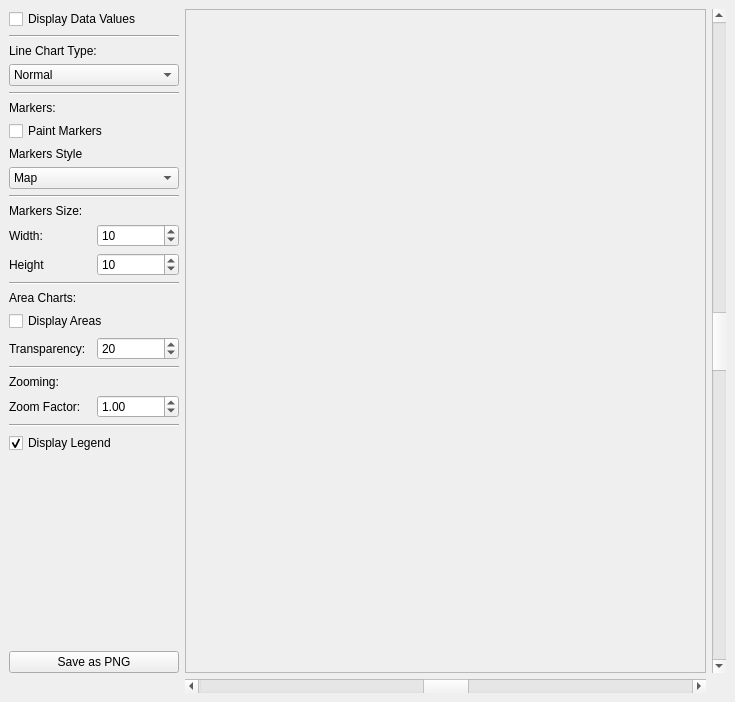
First picture: the form in examples/DrawIntoPainter/mainwindow.ui, repository KDAB/KDChart, before the edit.
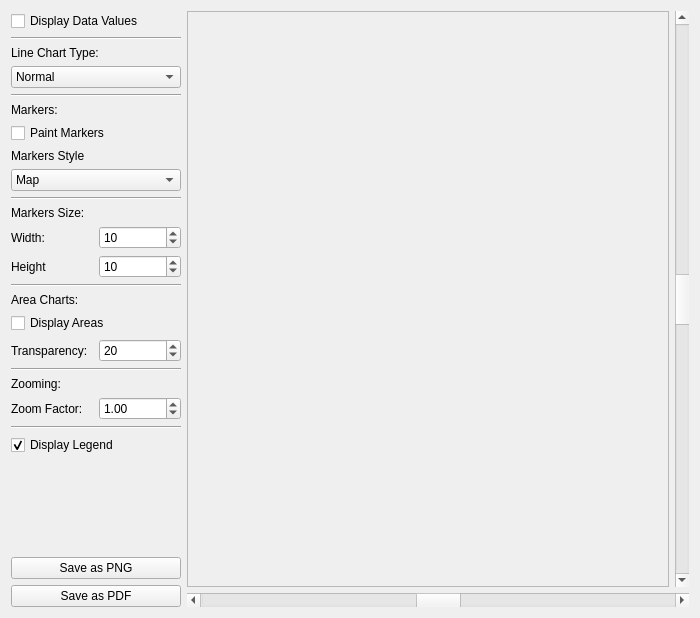
Second picture: the form after the edit. Icons and pictures are not drawn.

Commit message: extended DrawIntoPainter sample with a 'Save to PDF' button

Patch:
```diff
--- a/examples/DrawIntoPainter/mainwindow.ui
+++ b/examples/DrawIntoPainter/mainwindow.ui
@@ -1,12 +1,12 @@
 <ui version="4.0" >
  <class>MainWindow</class>
- <widget class="QWidget" name="MainWindow" >
-  <property name="geometry" >
+ <widget class="QWidget" name="MainWindow">
+  <property name="geometry">
    <rect>
     <x>0</x>
     <y>0</y>
-    <width>735</width>
-    <height>702</height>
+    <width>700</width>
+    <height>618</height>
    </rect>
   </property>
   <property name="windowTitle" >
@@ -15,111 +15,40 @@
   <property name="windowIcon" >
    <iconset/>
   </property>
-  <layout class="QGridLayout" >
-   <property name="margin" >
-    <number>9</number>
-   </property>
-   <property name="spacing" >
-    <number>6</number>
-   </property>
-   <item row="0" column="2" >
-    <widget class="QScrollBar" name="vSBar" >
-     <property name="maximum" >
-      <number>999</number>
-     </property>
-     <property name="singleStep" >
-      <number>10</number>
-     </property>
-     <property name="pageStep" >
-      <number>100</number>
-     </property>
-     <property name="value" >
-      <number>500</number>
-     </property>
-     <property name="orientation" >
-      <enum>Qt::Vertical</enum>
-     </property>
-    </widget>
-   </item>
-   <item row="1" column="1" >
-    <widget class="QScrollBar" name="hSBar" >
-     <property name="maximum" >
-      <number>999</number>
-     </property>
-     <property name="singleStep" >
-      <number>10</number>
-     </property>
-     <property name="pageStep" >
-      <number>100</number>
-     </property>
-     <property name="value" >
-      <number>500</number>
-     </property>
-     <property name="orientation" >
-      <enum>Qt::Horizontal</enum>
-     </property>
-    </widget>
-   </item>
-   <item row="0" column="1" >
-    <widget class="QSplitter" name="splitter" >
-     <property name="orientation" >
-      <enum>Qt::Horizontal</enum>
-     </property>
-     <widget class="QFrame" name="chartFrame" >
-      <property name="minimumSize" >
-       <size>
-        <width>300</width>
-        <height>400</height>
-       </size>
-      </property>
-      <property name="frameShape" >
-       <enum>QFrame::StyledPanel</enum>
-      </property>
-      <property name="frameShadow" >
-       <enum>QFrame::Raised</enum>
-      </property>
-     </widget>
-    </widget>
-   </item>
-   <item row="0" column="0" >
-    <layout class="QVBoxLayout" >
-     <property name="margin" >
-      <number>0</number>
-     </property>
-     <property name="spacing" >
-      <number>6</number>
-     </property>
+  <layout class="QHBoxLayout" name="horizontalLayout_2">
+   <item>
+    <layout class="QVBoxLayout" name="verticalLayout">
      <item>
-      <widget class="QCheckBox" name="paintValuesCB" >
-       <property name="text" >
+      <widget class="QCheckBox" name="paintValuesCB">
+       <property name="text">
         <string>Display Data Values</string>
        </property>
       </widget>
      </item>
      <item>
-      <widget class="Line" name="line_3" >
-       <property name="orientation" >
+      <widget class="Line" name="line_3">
+       <property name="orientation">
         <enum>Qt::Horizontal</enum>
        </property>
       </widget>
      </item>
      <item>
-      <layout class="QVBoxLayout" >
-       <property name="margin" >
-        <number>0</number>
-       </property>
-       <property name="spacing" >
+      <layout class="QVBoxLayout">
+       <property name="spacing">
         <number>6</number>
        </property>
+       <property name="margin">
+        <number>0</number>
+       </property>
        <item>
-        <widget class="QLabel" name="lineTypeLB" >
-         <property name="text" >
+        <widget class="QLabel" name="lineTypeLB">
+         <property name="text">
           <string>Line Chart Type:</string>
          </property>
         </widget>
        </item>
        <item>
-        <widget class="QComboBox" name="lineTypeCB" >
+        <widget class="QComboBox" name="lineTypeCB">
          <item>
           <property name="text" >
            <string>Normal</string>
@@ -140,43 +69,40 @@
       </layout>
      </item>
      <item>
-      <widget class="Line" name="line_2" >
-       <property name="orientation" >
+      <widget class="Line" name="line_2">
+       <property name="orientation">
         <enum>Qt::Horizontal</enum>
        </property>
       </widget>
      </item>
      <item>
-      <layout class="QVBoxLayout" >
-       <property name="margin" >
-        <number>0</number>
-       </property>
-       <property name="spacing" >
+      <layout class="QVBoxLayout">
+       <property name="spacing">
         <number>6</number>
        </property>
        <item>
-        <widget class="QLabel" name="markersLB" >
-         <property name="text" >
+        <widget class="QLabel" name="markersLB">
+         <property name="text">
           <string>Markers:</string>
          </property>
         </widget>
        </item>
        <item>
-        <widget class="QCheckBox" name="paintMarkersCB" >
-         <property name="text" >
+        <widget class="QCheckBox" name="paintMarkersCB">
+         <property name="text">
           <string>Paint Markers</string>
          </property>
         </widget>
        </item>
        <item>
-        <widget class="QLabel" name="markersStyleLB" >
-         <property name="text" >
+        <widget class="QLabel" name="markersStyleLB">
+         <property name="text">
           <string>Markers Style</string>
          </property>
         </widget>
        </item>
        <item>
-        <widget class="QComboBox" name="markersStyleCB" >
+        <widget class="QComboBox" name="markersStyleCB">
          <item>
           <property name="text" >
            <string>Map</string>
@@ -227,53 +153,44 @@
       </layout>
      </item>
      <item>
-      <widget class="Line" name="line_4" >
-       <property name="orientation" >
+      <widget class="Line" name="line_4">
+       <property name="orientation">
         <enum>Qt::Horizontal</enum>
        </property>
       </widget>
      </item>
      <item>
-      <layout class="QVBoxLayout" >
-       <property name="margin" >
-        <number>0</number>
-       </property>
-       <property name="spacing" >
+      <layout class="QVBoxLayout">
+       <property name="spacing">
         <number>6</number>
        </property>
        <item>
-        <widget class="QLabel" name="markersSizeLB" >
-         <property name="text" >
+        <widget class="QLabel" name="markersSizeLB">
+         <property name="text">
           <string>Markers Size:</string>
          </property>
         </widget>
        </item>
        <item>
-        <layout class="QHBoxLayout" >
-         <property name="margin" >
-          <number>0</number>
-         </property>
-         <property name="spacing" >
+        <layout class="QHBoxLayout">
+         <property name="spacing">
           <number>6</number>
          </property>
          <item>
-          <layout class="QVBoxLayout" >
-           <property name="margin" >
-            <number>0</number>
-           </property>
-           <property name="spacing" >
+          <layout class="QVBoxLayout">
+           <property name="spacing">
             <number>6</number>
            </property>
            <item>
-            <widget class="QLabel" name="markersWidthLB" >
-             <property name="text" >
+            <widget class="QLabel" name="markersWidthLB">
+             <property name="text">
               <string>Width:</string>
              </property>
             </widget>
            </item>
            <item>
-            <widget class="QLabel" name="markersHeightLB" >
-             <property name="text" >
+            <widget class="QLabel" name="markersHeightLB">
+             <property name="text">
               <string>Height</string>
              </property>
             </widget>
@@ -281,23 +198,20 @@
           </layout>
          </item>
          <item>
-          <layout class="QVBoxLayout" >
-           <property name="margin" >
-            <number>0</number>
-           </property>
-           <property name="spacing" >
+          <layout class="QVBoxLayout">
+           <property name="spacing">
             <number>6</number>
            </property>
            <item>
-            <widget class="QSpinBox" name="markersWidthSB" >
-             <property name="value" >
+            <widget class="QSpinBox" name="markersWidthSB">
+             <property name="value">
               <number>10</number>
              </property>
             </widget>
            </item>
            <item>
-            <widget class="QSpinBox" name="markersHeightSB" >
-             <property name="value" >
+            <widget class="QSpinBox" name="markersHeightSB">
+             <property name="value">
               <number>10</number>
              </property>
             </widget>
@@ -309,52 +223,46 @@
       </layout>
      </item>
      <item>
-      <widget class="Line" name="line_5" >
-       <property name="orientation" >
+      <widget class="Line" name="line_5">
+       <property name="orientation">
         <enum>Qt::Horizontal</enum>
        </property>
       </widget>
      </item>
      <item>
-      <layout class="QVBoxLayout" >
-       <property name="margin" >
-        <number>0</number>
-       </property>
-       <property name="spacing" >
+      <layout class="QVBoxLayout">
+       <property name="spacing">
         <number>6</number>
        </property>
        <item>
-        <widget class="QLabel" name="AreaChartLB" >
-         <property name="text" >
+        <widget class="QLabel" name="AreaChartLB">
+         <property name="text">
           <string>Area Charts:</string>
          </property>
         </widget>
        </item>
        <item>
-        <widget class="QCheckBox" name="displayAreasCB" >
-         <property name="text" >
+        <widget class="QCheckBox" name="displayAreasCB">
+         <property name="text">
           <string>Display Areas</string>
          </property>
         </widget>
        </item>
        <item>
-        <layout class="QHBoxLayout" >
-         <property name="margin" >
-          <number>0</number>
-         </property>
-         <property name="spacing" >
+        <layout class="QHBoxLayout">
+         <property name="spacing">
           <number>6</number>
          </property>
          <item>
-          <widget class="QLabel" name="transparencyLB" >
-           <property name="text" >
+          <widget class="QLabel" name="transparencyLB">
+           <property name="text">
             <string>Transparency:</string>
            </property>
           </widget>
          </item>
          <item>
-          <widget class="QSpinBox" name="transparencySB" >
-           <property name="maximum" >
+          <widget class="QSpinBox" name="transparencySB">
+           <property name="maximum">
             <number>255</number>
            </property>
            <property name="value" >
@@ -367,51 +275,45 @@
       </layout>
      </item>
      <item>
-      <widget class="Line" name="line" >
-       <property name="orientation" >
+      <widget class="Line" name="line">
+       <property name="orientation">
         <enum>Qt::Horizontal</enum>
        </property>
       </widget>
      </item>
      <item>
-      <layout class="QVBoxLayout" >
-       <property name="margin" >
-        <number>0</number>
-       </property>
-       <property name="spacing" >
+      <layout class="QVBoxLayout">
+       <property name="spacing">
         <number>6</number>
        </property>
        <item>
-        <widget class="QLabel" name="zoomingLB" >
-         <property name="text" >
+        <widget class="QLabel" name="zoomingLB">
+         <property name="text">
           <string>Zooming:</string>
          </property>
         </widget>
        </item>
        <item>
-        <layout class="QHBoxLayout" >
-         <property name="margin" >
-          <number>0</number>
-         </property>
-         <property name="spacing" >
+        <layout class="QHBoxLayout">
+         <property name="spacing">
           <number>6</number>
          </property>
          <item>
-          <widget class="QLabel" name="zoomFactorLB" >
-           <property name="text" >
+          <widget class="QLabel" name="zoomFactorLB">
+           <property name="text">
             <string>Zoom Factor:</string>
            </property>
           </widget>
          </item>
          <item>
-          <widget class="QDoubleSpinBox" name="zoomFactorSB" >
-           <property name="maximum" >
-            <double>9.900000000000000</double>
-           </property>
-           <property name="minimum" >
+          <widget class="QDoubleSpinBox" name="zoomFactorSB">
+           <property name="minimum">
             <double>0.010000000000000</double>
            </property>
-           <property name="singleStep" >
+           <property name="maximum">
+            <double>9.900000000000000</double>
+           </property>
+           <property name="singleStep">
             <double>0.100000000000000</double>
            </property>
            <property name="value" >
@@ -424,15 +326,15 @@
       </layout>
      </item>
      <item>
-      <widget class="Line" name="line_6" >
-       <property name="orientation" >
+      <widget class="Line" name="line_6">
+       <property name="orientation">
         <enum>Qt::Horizontal</enum>
        </property>
       </widget>
      </item>
      <item>
-      <widget class="QCheckBox" name="paintLegendCB" >
-       <property name="text" >
+      <widget class="QCheckBox" name="paintLegendCB">
+       <property name="text">
         <string>Display Legend</string>
        </property>
        <property name="checked" >
@@ -454,12 +356,86 @@
       </spacer>
      </item>
      <item>
-      <widget class="QPushButton" name="savePB" >
-       <property name="text" >
+      <widget class="QPushButton" name="savePB">
+       <property name="text">
         <string>Save as PNG</string>
        </property>
       </widget>
      </item>
+     <item>
+      <widget class="QPushButton" name="savePDF">
+       <property name="text">
+        <string>Save as PDF</string>
+       </property>
+      </widget>
+     </item>
+    </layout>
+   </item>
+   <item>
+    <layout class="QVBoxLayout" name="verticalLayout_2">
+     <item>
+      <layout class="QHBoxLayout" name="horizontalLayout">
+       <item>
+        <widget class="QSplitter" name="splitter">
+         <property name="orientation">
+          <enum>Qt::Horizontal</enum>
+         </property>
+         <widget class="QFrame" name="chartFrame">
+          <property name="minimumSize">
+           <size>
+            <width>300</width>
+            <height>400</height>
+           </size>
+          </property>
+          <property name="frameShape">
+           <enum>QFrame::StyledPanel</enum>
+          </property>
+          <property name="frameShadow">
+           <enum>QFrame::Raised</enum>
+          </property>
+         </widget>
+        </widget>
+       </item>
+       <item>
+        <widget class="QScrollBar" name="vSBar">
+         <property name="maximum">
+          <number>999</number>
+         </property>
+         <property name="singleStep">
+          <number>10</number>
+         </property>
+         <property name="pageStep">
+          <number>100</number>
+         </property>
+         <property name="value">
+          <number>500</number>
+         </property>
+         <property name="orientation">
+          <enum>Qt::Vertical</enum>
+         </property>
+        </widget>
+       </item>
+      </layout>
+     </item>
+     <item>
+      <widget class="QScrollBar" name="hSBar">
+       <property name="maximum">
+        <number>999</number>
+       </property>
+       <property name="singleStep">
+        <number>10</number>
+       </property>
+       <property name="pageStep">
+        <number>100</number>
+       </property>
+       <property name="value">
+        <number>500</number>
+       </property>
+       <property name="orientation">
+        <enum>Qt::Horizontal</enum>
+       </property>
+      </widget>
+     </item>
     </layout>
    </item>
   </layout>
```
Left out of the diff: 74 changed lines with no effect on the pictures. The commit also changes 2 other files.
